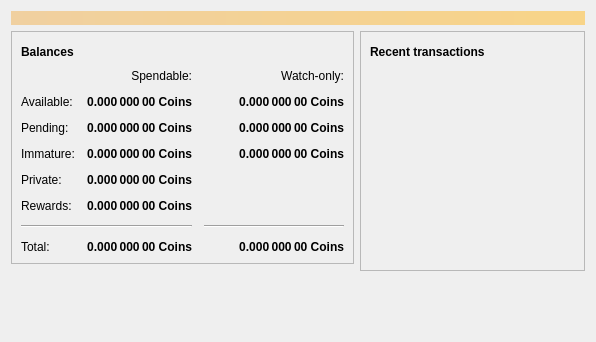
Above: src/qt/forms/overviewpage.ui from VaporumCoin/VaporumQT-Wallet before the change. Below: the same form after it.
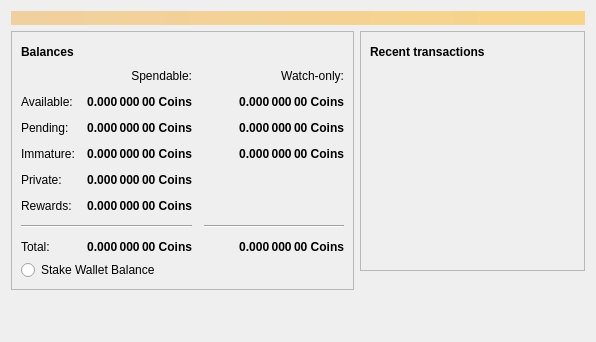
That is the form after the change. Icons and pictures are not drawn.

```diff
--- a/src/qt/forms/overviewpage.ui
+++ b/src/qt/forms/overviewpage.ui
@@ -479,6 +479,19 @@
             </item>
            </layout>
           </item>
+          <item>
+           <widget class="QRadioButton" name="staking_button">
+            <property name="toolTip">
+             <string extracomment="Stake entire wallet balance"/>
+            </property>
+            <property name="text">
+             <string>Stake Wallet Balance</string>
+            </property>
+            <property name="shortcut">
+             <string extracomment="Checked this will stake the available balance of the wallet."/>
+            </property>
+           </widget>
+          </item>
          </layout>
         </widget>
        </item>
```
Left out of the diff: 12 changed lines with no effect on the pictures.
